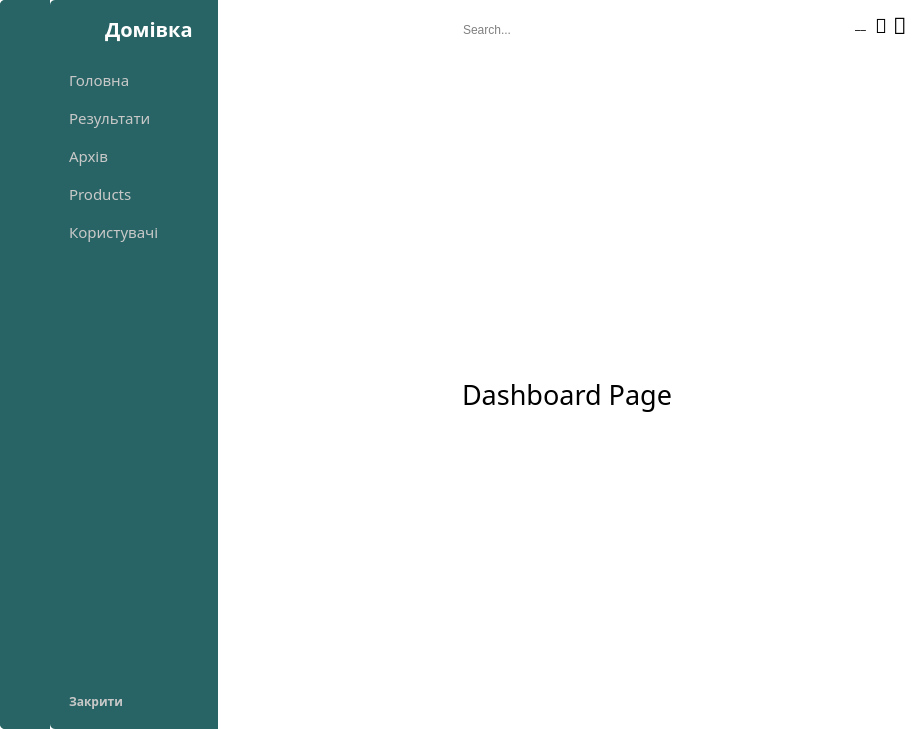
The window that UI/main_window.ui (ntwn/Domivka) describes before a commit, drawn with Qt 5.
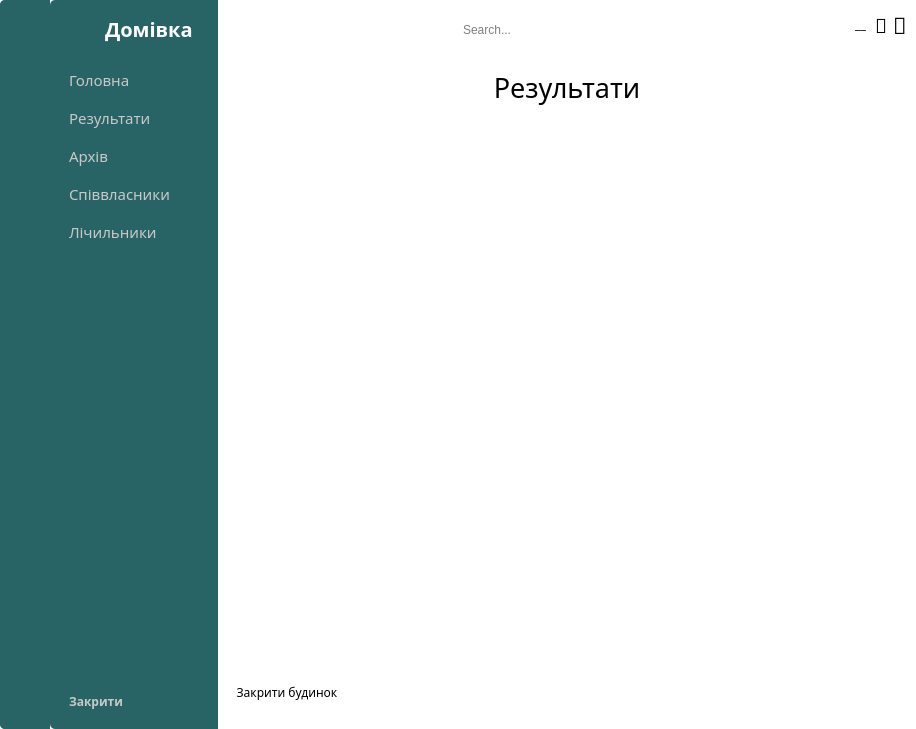
The same window after the commit. The open tabs and pages were chosen to show the change. Icons and pictures are not drawn.

Diff of the .ui file:
```diff
--- a/UI/main_window.ui
+++ b/UI/main_window.ui
@@ -469,38 +469,6 @@
            </property>
            <property name="icon">
             <iconset resource="resource.qrc">
-             <normaloff>:/icon/icon/activity-feed-32.ico</normaloff>
-             <normalon>:/icon/icon/activity-feed-48.ico</normalon>:/icon/icon/activity-feed-32.ico</iconset>
-           </property>
-           <property name="iconSize">
-            <size>
-             <width>14</width>
-             <height>14</height>
-            </size>
-           </property>
-           <property name="checkable">
-            <bool>true</bool>
-           </property>
-           <property name="autoExclusive">
-            <bool>true</bool>
-           </property>
-          </widget>
-         </item>
-         <item>
-          <widget class="QPushButton" name="products_btn_2">
-           <property name="font">
-            <font>
-             <family>Century Gothic</family>
-             <pointsize>11</pointsize>
-             <weight>50</weight>
-             <bold>false</bold>
-            </font>
-           </property>
-           <property name="text">
-            <string>Products</string>
-           </property>
-           <property name="icon">
-            <iconset resource="resource.qrc">
              <normaloff>:/icon/icon/product-32.ico</normaloff>
              <normalon>:/icon/icon/product-48.ico</normalon>:/icon/icon/product-32.ico</iconset>
            </property>
@@ -528,11 +496,8 @@
              <bold>false</bold>
             </font>
            </property>
-           <property name="styleSheet">
-            <string notr="true"/>
-           </property>
            <property name="text">
-            <string>Користувачі</string>
+            <string>Співвласники</string>
            </property>
            <property name="icon">
             <iconset resource="resource.qrc">
@@ -553,6 +518,41 @@
            </property>
           </widget>
          </item>
+         <item>
+          <widget class="QPushButton" name="counters_btn_2">
+           <property name="font">
+            <font>
+             <family>Century Gothic</family>
+             <pointsize>11</pointsize>
+             <weight>50</weight>
+             <bold>false</bold>
+            </font>
+           </property>
+           <property name="styleSheet">
+            <string notr="true"/>
+           </property>
+           <property name="text">
+            <string>Лічильники</string>
+           </property>
+           <property name="icon">
+            <iconset resource="resource.qrc">
+             <normaloff>:/icon/icon/dashboard-5-32.ico</normaloff>
+             <normalon>:/icon/icon/dashboard-5-48.ico</normalon>:/icon/icon/dashboard-5-32.ico</iconset>
+           </property>
+           <property name="iconSize">
+            <size>
+             <width>14</width>
+             <height>14</height>
+            </size>
+           </property>
+           <property name="checkable">
+            <bool>true</bool>
+           </property>
+           <property name="autoExclusive">
+            <bool>true</bool>
+           </property>
+          </widget>
+         </item>
         </layout>
        </item>
        <item>
@@ -948,20 +948,72 @@
            <property name="spacing">
             <number>0</number>
            </property>
-           <item row="0" column="0">
-            <widget class="QLabel" name="dashboard_label">
-             <property name="font">
-              <font>
-               <family>Century Gothic</family>
-               <pointsize>20</pointsize>
-              </font>
-             </property>
-             <property name="text">
-              <string>Dashboard Page</string>
-             </property>
-             <property name="alignment">
-              <set>Qt::AlignCenter</set>
-             </property>
+           <item row="1" column="0">
+            <widget class="QWidget" name="widget_5" native="true">
+             <layout class="QVBoxLayout" name="verticalLayout_6">
+              <item>
+               <widget class="QLabel" name="results_label">
+                <property name="font">
+                 <font>
+                  <family>Century Gothic</family>
+                  <pointsize>20</pointsize>
+                 </font>
+                </property>
+                <property name="text">
+                 <string>Результати</string>
+                </property>
+                <property name="alignment">
+                 <set>Qt::AlignCenter</set>
+                </property>
+               </widget>
+              </item>
+              <item>
+               <widget class="QTableView" name="tableView"/>
+              </item>
+              <item>
+               <widget class="QWidget" name="widget" native="true">
+                <property name="maximumSize">
+                 <size>
+                  <width>16777215</width>
+                  <height>50</height>
+                 </size>
+                </property>
+                <layout class="QGridLayout" name="gridLayout_8">
+                 <item row="0" column="0">
+                  <widget class="QPushButton" name="back_button_results">
+                   <property name="minimumSize">
+                    <size>
+                     <width>100</width>
+                     <height>20</height>
+                    </size>
+                   </property>
+                   <property name="font">
+                    <font>
+                     <family>Century Gothic</family>
+                    </font>
+                   </property>
+                   <property name="text">
+                    <string>Закрити будинок</string>
+                   </property>
+                  </widget>
+                 </item>
+                 <item row="0" column="1" rowspan="2">
+                  <spacer name="horizontalSpacer">
+                   <property name="orientation">
+                    <enum>Qt::Horizontal</enum>
+                   </property>
+                   <property name="sizeHint" stdset="0">
+                    <size>
+                     <width>556</width>
+                     <height>29</height>
+                    </size>
+                   </property>
+                  </spacer>
+                 </item>
+                </layout>
+               </widget>
+              </item>
+             </layout>
             </widget>
            </item>
           </layout>
```
Left out of the diff: 546 changed lines with no effect on the pictures.
